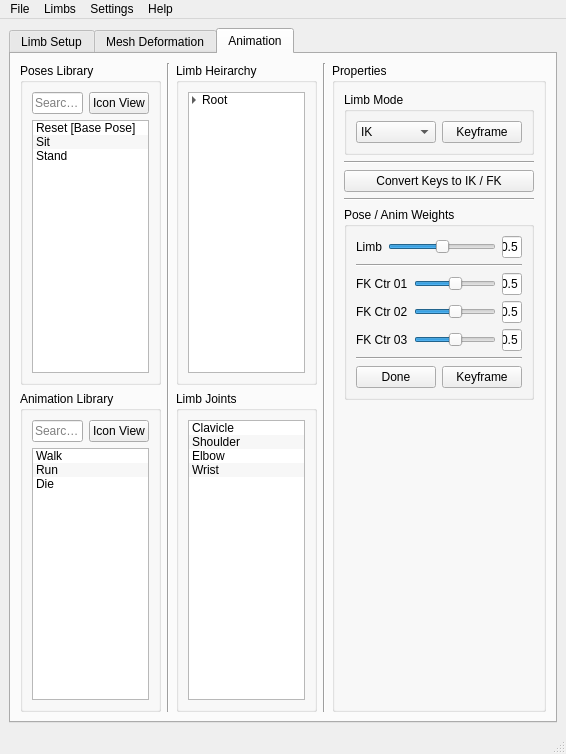
Above: _REF/Mockup_UI/PFRS_Main.ui from TPayneExperience/TrevorPaynes_RigAndAnimSuite before the change. Below: the same form after it.
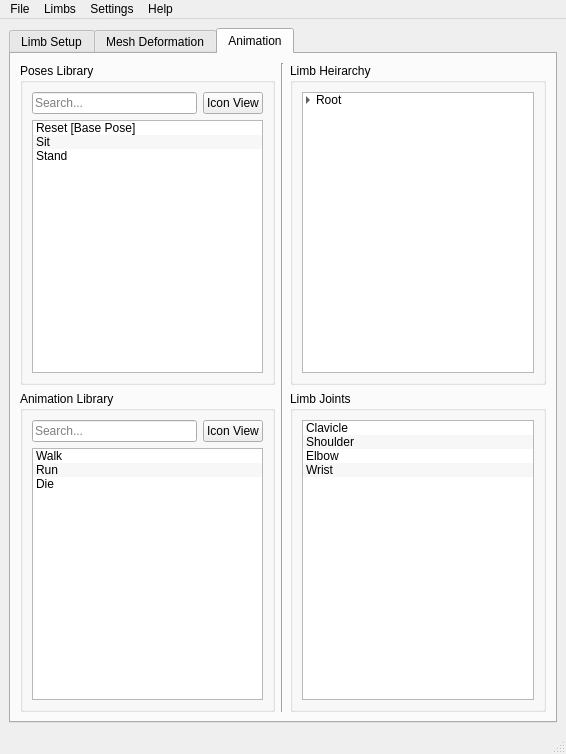
That is the form after the change. The open tabs and pages were chosen to show the change.

Commit message: WIP: Working, mirror + duplicate restored with new layout

Diff of the .ui file:
```diff
--- a/_REF/Mockup_UI/PFRS_Main.ui
+++ b/_REF/Mockup_UI/PFRS_Main.ui
@@ -2745,279 +2745,6 @@
                 </item>
                </layout>
               </item>
-              <item>
-               <widget class="Line" name="line_32">
-                <property name="orientation">
-                 <enum>Qt::Vertical</enum>
-                </property>
-               </widget>
-              </item>
-              <item>
-               <layout class="QVBoxLayout" name="verticalLayout_138">
-                <item>
-                 <widget class="QGroupBox" name="groupBox_72">
-                  <property name="title">
-                   <string>Properties</string>
-                  </property>
-                  <layout class="QHBoxLayout" name="horizontalLayout_127">
-                   <item>
-                    <layout class="QVBoxLayout" name="verticalLayout_139">
-                     <item>
-                      <widget class="QGroupBox" name="groupBox_73">
-                       <property name="title">
-                        <string>Limb Mode</string>
-                       </property>
-                       <layout class="QHBoxLayout" name="horizontalLayout_128">
-                        <item>
-                         <layout class="QHBoxLayout" name="horizontalLayout_129">
-                          <item>
-                           <widget class="QComboBox" name="comboBox_30">
-                            <item>
-                             <property name="text">
-                              <string>IK</string>
-                             </property>
-                            </item>
-                            <item>
-                             <property name="text">
-                              <string>FK</string>
-                             </property>
-                            </item>
-                           </widget>
-                          </item>
-                          <item>
-                           <widget class="QPushButton" name="pushButton_30">
-                            <property name="text">
-                             <string>Keyframe</string>
-                            </property>
-                           </widget>
-                          </item>
-                         </layout>
-                        </item>
-                       </layout>
-                      </widget>
-                     </item>
-                     <item>
-                      <widget class="Line" name="line_33">
-                       <property name="orientation">
-                        <enum>Qt::Horizontal</enum>
-                       </property>
-                      </widget>
-                     </item>
-                     <item>
-                      <widget class="QPushButton" name="pushButton_32">
-                       <property name="text">
-                        <string>Convert Keys to IK / FK</string>
-                       </property>
-                      </widget>
-                     </item>
-                     <item>
-                      <widget class="Line" name="line_34">
-                       <property name="orientation">
-                        <enum>Qt::Horizontal</enum>
-                       </property>
-                      </widget>
-                     </item>
-                     <item>
-                      <widget class="QGroupBox" name="groupBox_74">
-                       <property name="title">
-                        <string>Pose / Anim Weights</string>
-                       </property>
-                       <layout class="QVBoxLayout" name="verticalLayout_140">
-                        <item>
-                         <layout class="QVBoxLayout" name="verticalLayout_141">
-                          <item>
-                           <layout class="QHBoxLayout" name="horizontalLayout_130">
-                            <item>
-                             <widget class="QLabel" name="label_61">
-                              <property name="text">
-                               <string>Limb</string>
-                              </property>
-                             </widget>
-                            </item>
-                            <item>
-                             <widget class="QSlider" name="horizontalSlider_21">
-                              <property name="value">
-                               <number>50</number>
-                              </property>
-                              <property name="orientation">
-                               <enum>Qt::Horizontal</enum>
-                              </property>
-                             </widget>
-                            </item>
-                            <item>
-                             <widget class="QLineEdit" name="lineEdit_28">
-                              <property name="maximumSize">
-                               <size>
-                                <width>20</width>
-                                <height>16777215</height>
-                               </size>
-                              </property>
-                              <property name="text">
-                               <string>0.5</string>
-                              </property>
-                             </widget>
-                            </item>
-                           </layout>
-                          </item>
-                          <item>
-                           <widget class="Line" name="line_35">
-                            <property name="orientation">
-                             <enum>Qt::Horizontal</enum>
-                            </property>
-                           </widget>
-                          </item>
-                          <item>
-                           <layout class="QHBoxLayout" name="horizontalLayout_131">
-                            <item>
-                             <widget class="QLabel" name="label_62">
-                              <property name="text">
-                               <string>FK Ctr 01</string>
-                              </property>
-                             </widget>
-                            </item>
-                            <item>
-                             <widget class="QSlider" name="horizontalSlider_22">
-                              <property name="value">
-                               <number>50</number>
-                              </property>
-                              <property name="orientation">
-                               <enum>Qt::Horizontal</enum>
-                              </property>
-                             </widget>
-                            </item>
-                            <item>
-                             <widget class="QLineEdit" name="lineEdit_29">
-                              <property name="maximumSize">
-                               <size>
-                                <width>20</width>
-                                <height>16777215</height>
-                               </size>
-                              </property>
-                              <property name="text">
-                               <string>0.5</string>
-                              </property>
-                             </widget>
-                            </item>
-                           </layout>
-                          </item>
-                          <item>
-                           <layout class="QHBoxLayout" name="horizontalLayout_132">
-                            <item>
-                             <widget class="QLabel" name="label_63">
-                              <property name="text">
-                               <string>FK Ctr 02</string>
-                              </property>
-                             </widget>
-                            </item>
-                            <item>
-                             <widget class="QSlider" name="horizontalSlider_23">
-                              <property name="value">
-                               <number>50</number>
-                              </property>
-                              <property name="orientation">
-                               <enum>Qt::Horizontal</enum>
-                              </property>
-                             </widget>
-                            </item>
-                            <item>
-                             <widget class="QLineEdit" name="lineEdit_30">
-                              <property name="maximumSize">
-                               <size>
-                                <width>20</width>
-                                <height>16777215</height>
-                               </size>
-                              </property>
-                              <property name="text">
-                               <string>0.5</string>
-                              </property>
-                             </widget>
-                            </item>
-                           </layout>
-                          </item>
-                          <item>
-                           <layout class="QHBoxLayout" name="horizontalLayout_133">
-                            <item>
-                             <widget class="QLabel" name="label_64">
-                              <property name="text">
-                               <string>FK Ctr 03</string>
-                              </property>
-                             </widget>
-                            </item>
-                            <item>
-                             <widget class="QSlider" name="horizontalSlider_24">
-                              <property name="value">
-                               <number>50</number>
-                              </property>
-                              <property name="orientation">
-                               <enum>Qt::Horizontal</enum>
-                              </property>
-                             </widget>
-                            </item>
-                            <item>
-                             <widget class="QLineEdit" name="lineEdit_31">
-                              <property name="maximumSize">
-                               <size>
-                                <width>20</width>
-                                <height>16777215</height>
-                               </size>
-                              </property>
-                              <property name="text">
-                               <string>0.5</string>
-                              </property>
-                             </widget>
-                            </item>
-                           </layout>
-                          </item>
-                          <item>
-                           <widget class="Line" name="line_36">
-                            <property name="orientation">
-                             <enum>Qt::Horizontal</enum>
-                            </property>
-                           </widget>
-                          </item>
-                          <item>
-                           <layout class="QHBoxLayout" name="horizontalLayout_134">
-                            <item>
-                             <widget class="QPushButton" name="pushButton_34">
-                              <property name="text">
-                               <string>Done</string>
-                              </property>
-                             </widget>
-                            </item>
-                            <item>
-                             <widget class="QPushButton" name="pushButton_35">
-                              <property name="text">
-                               <string>Keyframe</string>
-                              </property>
-                             </widget>
-                            </item>
-                           </layout>
-                          </item>
-                         </layout>
-                        </item>
-                       </layout>
-                      </widget>
-                     </item>
-                     <item>
-                      <spacer name="verticalSpacer_12">
-                       <property name="orientation">
-                        <enum>Qt::Vertical</enum>
-                       </property>
-                       <property name="sizeHint" stdset="0">
-                        <size>
-                         <width>20</width>
-                         <height>40</height>
-                        </size>
-                       </property>
-                      </spacer>
-                     </item>
-                    </layout>
-                   </item>
-                  </layout>
-                 </widget>
-                </item>
-               </layout>
-              </item>
              </layout>
             </item>
            </layout>
```
Left out of the diff: 104 changed lines with no effect on the pictures. The commit also changes 11 other files.
